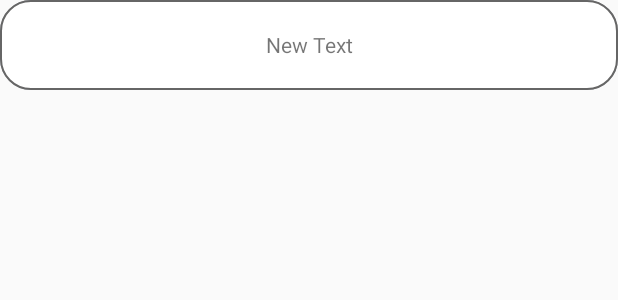
After one commit to hctuan/myAssignment_QWallet, an Android app: the layout income_expence_button.xml on its own in the app's theme, with its tools: preview values and no code run, on a phone screen of 412 x 824 dp. The commit adds this screen. Shown: the top 300 px of the screen. Run offline under Robolectric (Android 15) with nearby library versions, the phone set to English and light mode, and no system bars.

Commit message:
chọn ngày bất kỳ đổ ra listview đúng ngày đó, tiếp tục thực hiện layout add New

```diff
--- a/app/src/main/AndroidManifest.xml
+++ b/app/src/main/AndroidManifest.xml
@@ -12,13 +12,15 @@
 
         </activity>
         <activity android:name=".PasscodeLockActivity">
+
+        </activity>
+        <activity android:name=".AddNewActivity">
             <intent-filter>
                 <action android:name="android.intent.action.MAIN" />
 
                 <category android:name="android.intent.category.LAUNCHER" />
             </intent-filter>
         </activity>
-        <activity android:name=".AddNewActivity"></activity>
     </application>
 
 </manifest>
--- a/app/src/main/java/com/example/tuanhuynh/qwallet/adapter/ItemFinanceAdapter.java
+++ b/app/src/main/java/com/example/tuanhuynh/qwallet/adapter/ItemFinanceAdapter.java
@@ -19,6 +19,7 @@ import com.example.tuanhuynh.qwallet.objects.ItemFinance;
 public class ItemFinanceAdapter extends ArrayAdapter<ItemFinance> {
 
     Context context;
+    List<ItemFinance> items;
 
     public ItemFinanceAdapter(Context context, int resourceId,
                               List<ItemFinance> items) {
@@ -32,6 +33,10 @@ public class ItemFinanceAdapter extends ArrayAdapter<ItemFinance> {
         TextView txtTitle;
         TextView txtDate;
         TextView txtMoney;
+    }
+
+    public List<ItemFinance> getData() {
+        return items;
     }
 
     public View getView(int position, View convertView, ViewGroup parent) {
--- a/app/src/main/java/com/example/tuanhuynh/qwallet/database/MyDatabaseHelper.java
+++ b/app/src/main/java/com/example/tuanhuynh/qwallet/database/MyDatabaseHelper.java
@@ -206,8 +206,8 @@ public class MyDatabaseHelper extends SQLiteOpenHelper {
     public void createDefaultToTest()  {
         int count = this.getCount();
         if(count ==0 ) {
-            ItemFinance f1 = new ItemFinance("cinema","Xem phim","11/11/2011",200000);
-            ItemFinance f2 = new ItemFinance("orther","Trúng số","5/5/2015",1000000);
+            ItemFinance f1 = new ItemFinance("cinema","Xem phim","06/06/2016",200000);
+            ItemFinance f2 = new ItemFinance("orther","Trúng số","16/06/2016",1000000);
             this.addFinance(f1);
             this.addFinance(f2);
         }
--- /dev/null
+++ b/app/src/main/res/drawable/expense_button_selector.xml
@@ -0,0 +1,6 @@
+<?xml version="1.0" encoding="utf-8"?>
+<selector xmlns:android="http://schemas.android.com/apk/res/android">
+    <item android:state_selected="true" android:drawable="@drawable/expense_button_selected"/>
+    <item android:state_pressed="true" android:drawable="@drawable/expense_button_selected"/>
+    <item android:drawable="@drawable/incom_expence_button"/>
+</selector>
--- /dev/null
+++ b/app/src/main/res/drawable/incom_button_selected.xml
@@ -0,0 +1,8 @@
+<?xml version="1.0" encoding="utf-8"?>
+    <shape xmlns:android="http://schemas.android.com/apk/res/android" android:shape="rectangle">
+        <solid android:color="@color/selected_day_background"/>
+        <size android:width="70dp"
+            android:height="30dip"/>
+        <stroke android:width="1dp" android:color="#666666"/>
+        <corners android:radius="20dp" />
+    </shape>
--- /dev/null
+++ b/app/src/main/res/drawable/incom_button_selector.xml
@@ -0,0 +1,6 @@
+<?xml version="1.0" encoding="utf-8"?>
+<selector xmlns:android="http://schemas.android.com/apk/res/android">
+    <item android:state_selected="true" android:drawable="@drawable/incom_button_selected"/>
+    <item android:state_pressed="true" android:drawable="@drawable/incom_button_selected"/>
+    <item android:drawable="@drawable/incom_expence_button"/>
+</selector>
--- /dev/null
+++ b/app/src/main/res/drawable/incom_expence_button.xml
@@ -0,0 +1,8 @@
+<?xml version="1.0" encoding="utf-8"?>
+<shape xmlns:android="http://schemas.android.com/apk/res/android" android:shape="rectangle">
+    <solid android:color="@color/colorWhite"/>
+    <size android:width="70dp"
+        android:height="30dip"/>
+    <stroke android:width="1dp" android:color="#666666"/>
+    <corners android:radius="20dp" />
+</shape>
--- /dev/null
+++ b/app/src/main/res/drawable/radius_layout.xml
@@ -0,0 +1,19 @@
+<?xml version="1.0" encoding="utf-8"?>
+<shape
+    xmlns:android="http://schemas.android.com/apk/res/android"
+    android:shape="rectangle"   >
+
+    <solid
+        android:color="#ffffff" >
+    </solid>
+
+    <stroke
+        android:width="2dp"
+        android:color="#a5a9b3" >
+    </stroke>
+
+    <corners
+        android:radius="20dp"   >
+    </corners>
+
+</shape>
--- /dev/null
+++ b/app/src/main/res/layout/income_expence_button.xml
@@ -0,0 +1,16 @@
+<?xml version="1.0" encoding="utf-8"?>
+<RelativeLayout xmlns:android="http://schemas.android.com/apk/res/android"
+    android:layout_width="match_parent"
+    android:layout_height="60dp"
+    android:background="@drawable/radius_layout">
+
+    <TextView
+        android:layout_width="match_parent"
+        android:layout_height="60dp"
+        android:text="New Text"
+        android:id="@+id/txt_income"
+        android:gravity="center"
+        android:background="@drawable/incom_button_selector"
+        android:layout_alignParentBottom="true" />
+
+</RelativeLayout>
```
Also changed, not shown: app/src/main/java/com/example/tuanhuynh/qwallet/AddNewActivity.java (+10 -0 lines), app/src/main/java/com/example/tuanhuynh/qwallet/MainActivity.java (+64 -3 lines), app/src/main/res/drawable/expense_button_selected.xml (added, +8 -0 lines), app/src/main/res/layout/activity_add_new.xml (+114 -63 lines), 9 other files.
